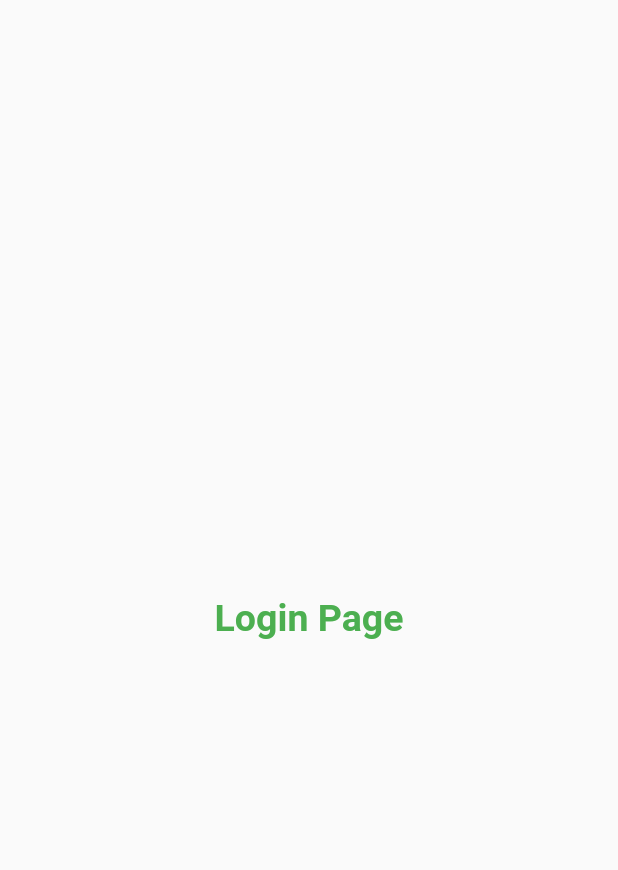
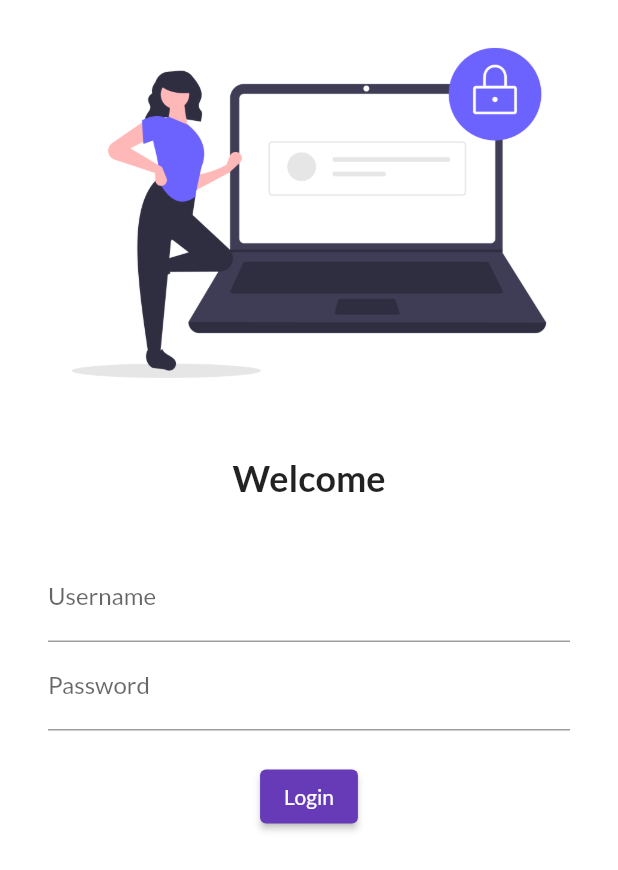
Before and after one commit to MuhammadAliGhaffar/flutter_catelog, a Flutter app: the screen it shows after launch, on a phone screen of 412 x 824 dp. Shown: the top 870 px of the screen. Run offline on Flutter 3.47's test engine with Material 2 defaults, Android fonts, the phone set to English and light mode, and no system bars; our stand-ins replace google_fonts.

Commit message:
adding package Google fonts ,creating login page BoxedSized b/w to widgets ,adding images in assets and accessing them

```diff
--- a/lib/main.dart
+++ b/lib/main.dart
@@ -1,6 +1,7 @@
 import 'package:flutter/material.dart';
 import 'package:flutter_catelog/pages/home_page.dart';
 import 'package:flutter_catelog/pages/login_page.dart';
+import 'package:google_fonts/google_fonts.dart';
 
 void main() {
   runApp(MyApp());
@@ -11,10 +12,11 @@ class MyApp extends StatelessWidget {
   Widget build(BuildContext context) {
     return MaterialApp(
       themeMode: ThemeMode.light,
-      theme: ThemeData(primarySwatch: Colors.deepPurple),
-      darkTheme: ThemeData(
-        brightness: Brightness.dark
-      ),
+      theme: ThemeData(
+          primarySwatch: Colors.deepPurple,
+          fontFamily: GoogleFonts.lato().fontFamily),
+      darkTheme: ThemeData(brightness: Brightness.dark),
+      initialRoute: "/",
       routes: {
         "/": (context) => LoginPage(),
         "/home": (context) => HomePage(),
--- a/lib/pages/login_page.dart
+++ b/lib/pages/login_page.dart
@@ -3,15 +3,47 @@ import 'package:flutter/material.dart';
 class LoginPage extends StatelessWidget {
   @override
   Widget build(BuildContext context) {
-    return Scaffold(
-      body: Container(
-        child: Center(
-          child: Text(
-            "Login Page",
-            style: TextStyle(fontSize: 25, color: Colors.green,fontWeight: FontWeight.bold),
-          ),
-        ),
-      ),
-    );
+    return Material(
+        color: Colors.white,
+        child: Column(
+          children: [
+            Image.asset(
+              "assets/images/login_img.png",
+              fit: BoxFit.cover,
+            ),
+            SizedBox(height: 20),
+            Text(
+              "Welcome",
+              style: TextStyle(fontSize: 24, fontWeight: FontWeight.bold),
+            ),
+            SizedBox(height: 20),
+            Padding(
+              padding:
+                  const EdgeInsets.symmetric(vertical: 16.0, horizontal: 32.0),
+              child: Column(
+                children: [
+                  TextFormField(
+                    decoration: InputDecoration(
+                        hintText: "Enter username", labelText: "Username"),
+                  ),
+                  TextFormField(
+                    obscureText: true,
+                    decoration: InputDecoration(
+                      hintText: "Enter password",
+                      labelText: "Password",
+                    ),
+                  ),
+                  SizedBox(height: 20),
+                  ElevatedButton(
+                      child: Text("Login"),
+                      style: TextButton.styleFrom(),
+                      onPressed: () {
+                        print("Hi Ali");
+                      })
+                ],
+              ),
+            )
+          ],
+        ));
   }
 }
--- a/pubspec.yaml
+++ b/pubspec.yaml
@@ -28,6 +28,7 @@ dependencies:
   # The following adds the Cupertino Icons font to your application.
   # Use with the CupertinoIcons class for iOS style icons.
   cupertino_icons: ^1.0.2
+  google_fonts: ^2.1.0
 
 dev_dependencies:
   flutter_test:
@@ -45,8 +46,8 @@ flutter:
   uses-material-design: true
 
   # To add assets to your application, add an assets section, like this:
-  # assets:
-  #   - images/a_dot_burr.jpeg
+  assets:
+    - assets/images/
   #   - images/a_dot_ham.jpeg
 
   # An image asset can refer to one or more resolution-specific "variants", see
```
Also changed, not shown: assets/images/login_img.png (added), pubspec.lock.
